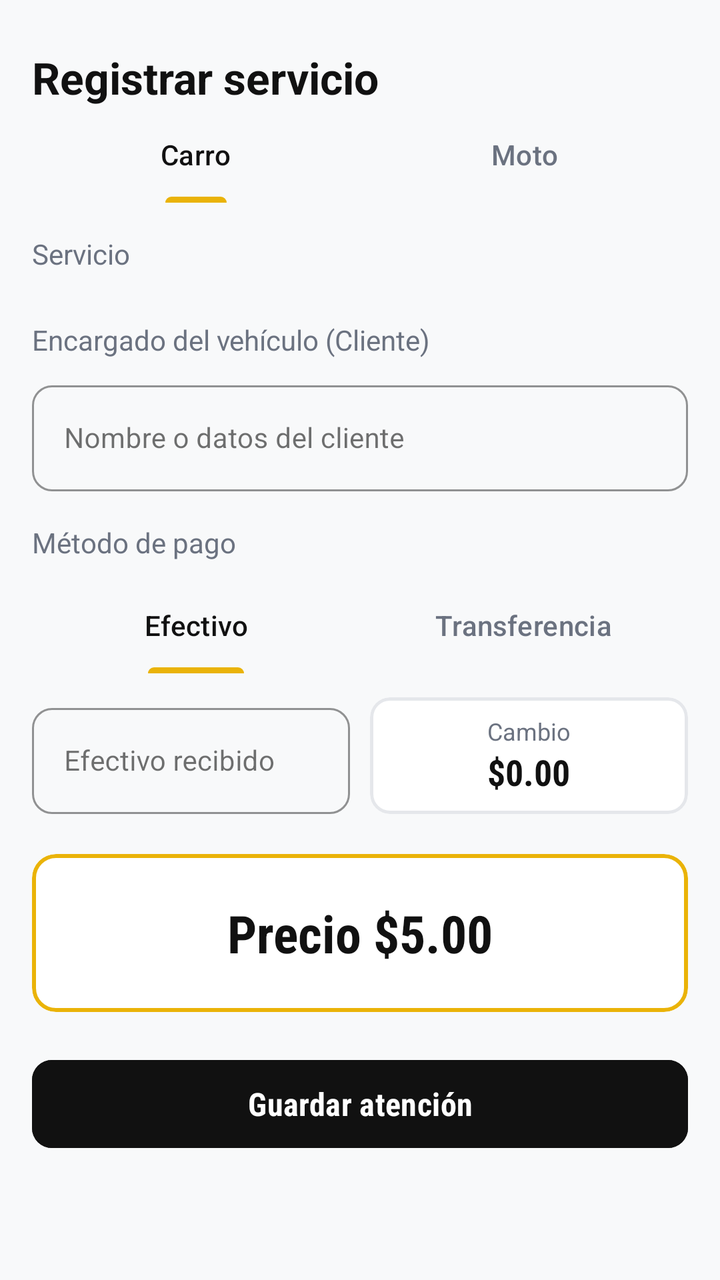
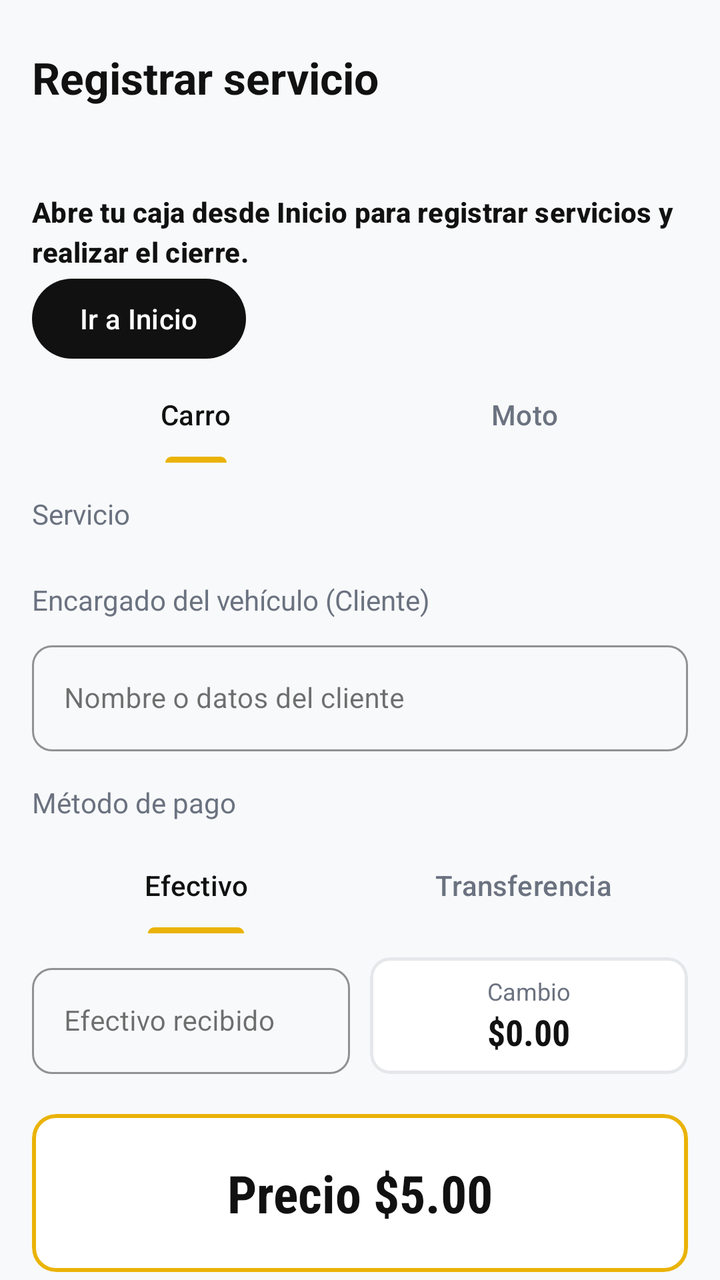

Two renders of the same Android screen: before a commit and after it. Below are the layout's source before the change and the commit's diff.
<!-- AndroidManifest.xml: application theme Theme.Car_wash_La_Orilla -->
<!-- res/layout/fragment_registrar_servicio.xml -->
<?xml version="1.0" encoding="utf-8"?>
<androidx.core.widget.NestedScrollView xmlns:android="http://schemas.android.com/apk/res/android"
    xmlns:app="http://schemas.android.com/apk/res-auto"
    android:layout_width="match_parent"
    android:layout_height="match_parent"
    android:background="@color/app_bg"
    android:fillViewport="true">

    <LinearLayout
        android:layout_width="match_parent"
        android:layout_height="wrap_content"
        android:orientation="vertical"
        android:paddingStart="16dp"
        android:paddingTop="24dp"
        android:paddingEnd="16dp"
        android:paddingBottom="16dp">

        <TextView
            android:layout_width="match_parent"
            android:layout_height="wrap_content"
            android:text="Registrar servicio"
            android:textAppearance="@style/Orilla.ScreenTitle" />

        <com.google.android.material.tabs.TabLayout
            android:id="@+id/registrar_vehiculo_tabs"
            style="@style/Orilla.SectionTabs"
            android:layout_width="match_parent"
            android:layout_height="wrap_content">

            <com.google.android.material.tabs.TabItem
                android:layout_width="wrap_content"
                android:layout_height="wrap_content"
                android:text="@string/catalogo_car" />

            <com.google.android.material.tabs.TabItem
                android:layout_width="wrap_content"
                android:layout_height="wrap_content"
                android:text="@string/catalogo_motorcycle" />
        </com.google.android.material.tabs.TabLayout>
        
        <TextView
            android:layout_width="wrap_content"
            android:layout_height="wrap_content"
            android:layout_marginTop="16dp"
            android:fontFamily="sans-serif"
            android:text="Servicio"
            android:textColor="@color/app_text_secondary"
            android:textSize="14sp" />

        
        <LinearLayout
            android:id="@+id/contenedorServicios"
            android:layout_width="match_parent"
            android:layout_height="wrap_content"
            android:layout_marginTop="8dp"
            android:orientation="vertical" />


        <TextView
            android:layout_width="wrap_content"
            android:layout_height="wrap_content"
            android:layout_marginTop="16dp"
            android:fontFamily="sans-serif"
            android:text="Encargado del vehículo (Cliente)"
            android:textColor="@color/app_text_secondary"
            android:textSize="14sp" />

        
        <com.google.android.material.textfield.TextInputLayout
            android:id="@+id/layoutCliente"
            style="@style/Widget.MaterialComponents.TextInputLayout.OutlinedBox"
            android:layout_width="match_parent"
            android:layout_height="wrap_content"
            android:layout_marginTop="8dp"
            app:boxCornerRadiusBottomEnd="10dp"
            app:boxCornerRadiusBottomStart="10dp"
            app:boxCornerRadiusTopEnd="10dp"
            app:boxCornerRadiusTopStart="10dp"
            app:boxStrokeColor="@color/app_black">

            <com.google.android.material.textfield.TextInputEditText
                android:id="@+id/campoCliente"
                android:layout_width="match_parent"
                android:layout_height="wrap_content"
                android:fontFamily="sans-serif"
                android:hint="Nombre o datos del cliente"
                android:inputType="textCapWords"
                android:textColor="@color/app_black"
                android:textSize="14sp" />
        </com.google.android.material.textfield.TextInputLayout>

        
        <TextView
            android:layout_width="wrap_content"
            android:layout_height="wrap_content"
            android:layout_marginTop="16dp"
            android:fontFamily="sans-serif"
            android:text="Método de pago"
            android:textColor="@color/app_text_secondary"
            android:textSize="14sp" />

        
        <com.google.android.material.tabs.TabLayout
            android:id="@+id/tabsMetodoPago"
            style="@style/Orilla.SectionTabs"
            android:layout_width="match_parent"
            android:layout_height="wrap_content"
            android:layout_marginTop="8dp">

            <com.google.android.material.tabs.TabItem
                android:layout_width="wrap_content"
                android:layout_height="wrap_content"
                android:text="Efectivo" />

            <com.google.android.material.tabs.TabItem
                android:layout_width="wrap_content"
                android:layout_height="wrap_content"
                android:text="Transferencia" />
        </com.google.android.material.tabs.TabLayout>

        
        <LinearLayout
            android:id="@+id/contenedorEfectivo"
            android:layout_width="match_parent"
            android:layout_height="wrap_content"
            android:layout_marginTop="12dp"
            android:orientation="vertical">

            <LinearLayout
                android:layout_width="match_parent"
                android:layout_height="wrap_content"
                android:gravity="center_vertical"
                android:orientation="horizontal">

                
                <com.google.android.material.textfield.TextInputLayout
                    android:id="@+id/layoutMontoRecibido"
                    style="@style/Widget.MaterialComponents.TextInputLayout.OutlinedBox"
                    android:layout_width="0dp"
                    android:layout_height="wrap_content"
                    android:layout_weight="1"
                    app:boxCornerRadiusBottomEnd="10dp"
                    app:boxCornerRadiusBottomStart="10dp"
                    app:boxCornerRadiusTopEnd="10dp"
                    app:boxCornerRadiusTopStart="10dp"
                    app:boxStrokeColor="@color/app_black"
                    app:prefixText="$">

                    <com.google.android.material.textfield.TextInputEditText
                        android:id="@+id/campoMontoRecibido"
                        android:layout_width="match_parent"
                        android:layout_height="wrap_content"
                        android:fontFamily="sans-serif"
                        android:hint="Efectivo recibido"
                        android:inputType="numberDecimal"
                        android:textColor="@color/app_black"
                        android:textSize="14sp" />
                </com.google.android.material.textfield.TextInputLayout>

                
                <com.google.android.material.card.MaterialCardView
                    android:layout_width="0dp"
                    android:layout_height="match_parent"
                    android:layout_marginStart="10dp"
                    android:layout_weight="1"
                    app:cardBackgroundColor="@color/app_card_bg"
                    app:cardCornerRadius="10dp"
                    app:cardElevation="0dp"
                    app:strokeColor="@color/app_border"
                    app:strokeWidth="1.5dp">

                    <LinearLayout
                        android:layout_width="match_parent"
                        android:layout_height="match_parent"
                        android:gravity="center"
                        android:orientation="vertical"
                        android:padding="8dp">

                        <TextView
                            android:layout_width="wrap_content"
                            android:layout_height="wrap_content"
                            android:fontFamily="sans-serif"
                            android:text="Cambio"
                            android:textColor="@color/app_text_secondary"
                            android:textSize="12sp" />

                        <TextView
                            android:id="@+id/textoCambioCalculado"
                            android:layout_width="wrap_content"
                            android:layout_height="wrap_content"
                            android:fontFamily="sans-serif-condensed"
                            android:text="$0.00"
                            android:textColor="@color/app_black"
                            android:textSize="18sp"
                            android:textStyle="bold" />
                    </LinearLayout>
                </com.google.android.material.card.MaterialCardView>
            </LinearLayout>
        </LinearLayout>

        
        <com.google.android.material.card.MaterialCardView
            android:layout_width="match_parent"
            android:layout_height="wrap_content"
            android:layout_marginTop="20dp"
            app:cardBackgroundColor="@color/app_card_bg"
            app:cardCornerRadius="12dp"
            app:cardElevation="0dp"
            app:strokeColor="@color/app_yellow"
            app:strokeWidth="2dp">

            <TextView
                android:id="@+id/textoPrecioTotal"
                android:layout_width="match_parent"
                android:layout_height="wrap_content"
                android:fontFamily="sans-serif-condensed"
                android:gravity="center"
                android:padding="22dp"
                android:text="Precio $5.00"
                android:textColor="@color/app_black"
                android:textSize="26sp"
                android:textStyle="bold" />
        </com.google.android.material.card.MaterialCardView>

        
        <com.google.android.material.button.MaterialButton
            android:id="@+id/botonGuardarAtencion"
            android:layout_width="match_parent"
            android:layout_height="52dp"
            android:layout_marginTop="20dp"
            android:layout_marginBottom="16dp"
            android:backgroundTint="@color/app_black"
            android:fontFamily="sans-serif-condensed"
            android:text="Guardar atención"
            android:textColor="@color/white"
            android:textSize="16sp"
            android:textStyle="bold"
            app:cornerRadius="10dp" />

    </LinearLayout>
</androidx.core.widget.NestedScrollView>
<!-- resources referenced by this layout -->
<resources>
  <color name="app_bg">#F8F9FA</color>
  <color name="app_black">#111111</color>
  <color name="app_border">#E5E7EB</color>
  <color name="app_card_bg">#FFFFFF</color>
  <color name="app_text_secondary">#6B7280</color>
  <color name="app_yellow">#EAB308</color>
  <color name="white">#FFFFFFFF</color>
  <string name="catalogo_car">Carro</string>
  <string name="catalogo_motorcycle">Moto</string>
  <style name="Orilla.ScreenTitle" parent="TextAppearance.Material3.TitleLarge">
          <item name="android:fontFamily">sans-serif-condensed</item>
          <item name="android:textSize">22sp</item>
          <item name="android:textStyle">bold</item>
          <item name="android:textColor">@color/app_black</item>
      </style>
  <style name="Orilla.SectionTabs" parent="Widget.Material3.TabLayout">
          <item name="android:minHeight">48dp</item>
          <item name="android:background">@color/app_bg</item>
          <item name="tabIndicatorColor">@color/app_yellow</item>
          <item name="tabIndicatorHeight">3dp</item>
          <item name="tabSelectedTextColor">@color/app_black</item>
          <item name="tabTextColor">@color/app_text_secondary</item>
          <item name="tabMode">fixed</item>
          <item name="tabGravity">fill</item>
      </style>
  <style name="Theme.Car_wash_La_Orilla" parent="Base.Theme.Car_wash_La_Orilla" />
  <style name="Orilla.Dialog" parent="ThemeOverlay.Material3.MaterialAlertDialog">
          <item name="colorSurface">@color/app_card_bg</item>
          <item name="colorSurfaceContainerHigh">@color/app_card_bg</item>
          <item name="buttonBarPositiveButtonStyle">@style/Orilla.Button</item>
          <item name="buttonBarNegativeButtonStyle">@style/Orilla.Button.Outlined</item>
      </style>
  <color name="app_card_selected">#E5E7EB</color>
  <style name="Orilla.Button" parent="Widget.Material3.Button">
          <item name="android:fontFamily">sans-serif-condensed</item>
          <item name="android:textStyle">bold</item>
          <item name="android:textSize">16sp</item>
          <item name="android:minHeight">52dp</item>
          <item name="cornerRadius">10dp</item>
          <item name="backgroundTint">@color/app_black</item>
          <item name="android:textColor">@color/white</item>
      </style>
  <style name="Orilla.Button.Outlined" parent="Widget.Material3.Button.OutlinedButton">
          <item name="android:fontFamily">sans-serif-condensed</item>
          <item name="android:textStyle">bold</item>
          <item name="android:textSize">14sp</item>
          <item name="android:minHeight">48dp</item>
          <item name="cornerRadius">10dp</item>
          <item name="strokeColor">@color/app_black</item>
          <item name="strokeWidth">1.5dp</item>
          <item name="android:textColor">@color/app_black</item>
      </style>
  <!-- unchanged entries left out for length: 1 -->
</resources>

<!-- the commit's change to res/layout/fragment_registrar_servicio.xml (unified diff, before → after) -->
@@ -20,6 +20,19 @@
             android:layout_height="wrap_content"
             android:text="Registrar servicio"
             android:textAppearance="@style/Orilla.ScreenTitle" />
+
+        <TextView android:id="@+id/registrar_empleado"
+            android:layout_width="match_parent" android:layout_height="wrap_content"
+            android:layout_marginTop="12dp" android:textAppearance="@style/Cierre.Label" />
+
+        <LinearLayout android:id="@+id/registrar_aviso_caja" android:layout_width="match_parent"
+            android:layout_height="wrap_content" android:layout_marginTop="12dp" android:orientation="vertical">
+            <TextView android:id="@+id/registrar_aviso_texto" android:layout_width="match_parent"
+                android:layout_height="wrap_content" android:text="@string/caja_falta_apertura" android:textAppearance="@style/Cierre.Label" />
+            <com.google.android.material.button.MaterialButton android:id="@+id/registrar_ir_inicio"
+                android:layout_width="wrap_content" android:layout_height="wrap_content" android:minHeight="48dp"
+                android:text="@string/caja_ir_inicio" />
+        </LinearLayout>
 
         <com.google.android.material.tabs.TabLayout
             android:id="@+id/registrar_vehiculo_tabs"
<!-- resource entries referenced after the edit -->
@@ -7,8 +7,15 @@
   <color name="app_text_secondary">#6B7280</color>
   <color name="app_yellow">#EAB308</color>
   <color name="white">#FFFFFFFF</color>
+  <string name="caja_falta_apertura">Abre tu caja desde Inicio para registrar servicios y realizar el cierre.</string>
+  <string name="caja_ir_inicio">Ir a Inicio</string>
   <string name="catalogo_car">Carro</string>
   <string name="catalogo_motorcycle">Moto</string>
+  <style name="Cierre.Label" parent="TextAppearance.Material3.LabelLarge">
+          <item name="android:textColor">@color/ink</item>
+          <item name="android:textSize">14sp</item>
+          <item name="android:textStyle">bold</item>
+      </style>
   <style name="Orilla.ScreenTitle" parent="TextAppearance.Material3.TitleLarge">
           <item name="android:fontFamily">sans-serif-condensed</item>
           <item name="android:textSize">22sp</item>
@@ -26,6 +33,7 @@
           <item name="tabGravity">fill</item>
       </style>
   <style name="Theme.Car_wash_La_Orilla" parent="Base.Theme.Car_wash_La_Orilla" />
+  <color name="ink">@color/app_black</color>
   <style name="Orilla.Dialog" parent="ThemeOverlay.Material3.MaterialAlertDialog">
           <item name="colorSurface">@color/app_card_bg</item>
           <item name="colorSurfaceContainerHigh">@color/app_card_bg</item>
